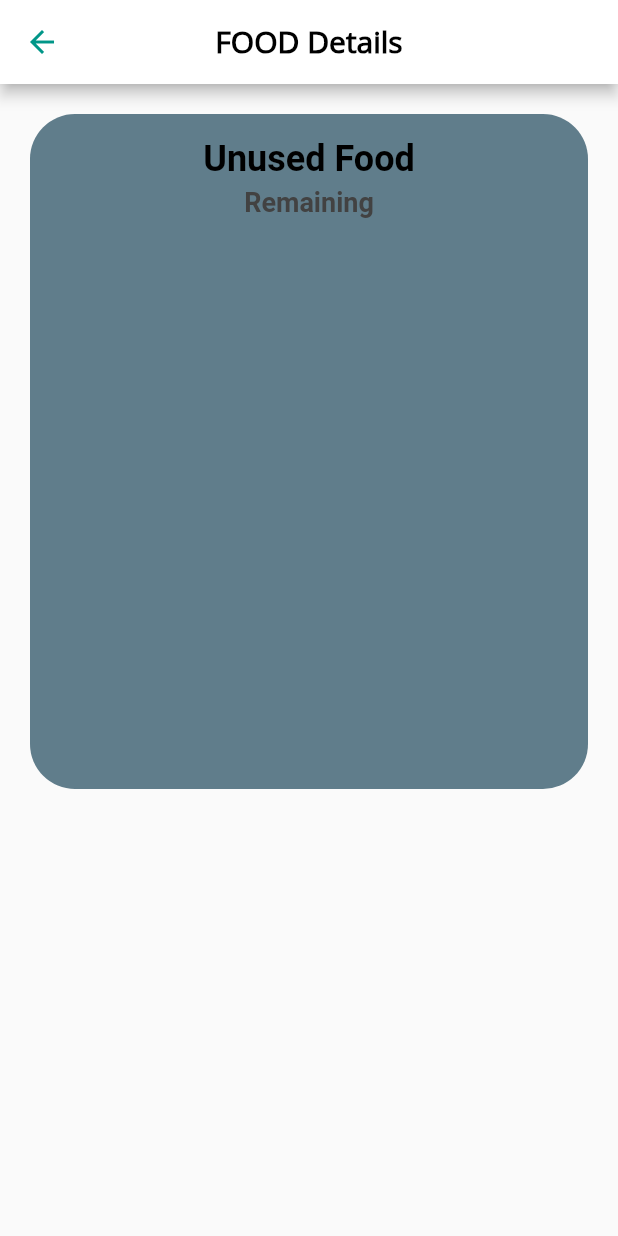
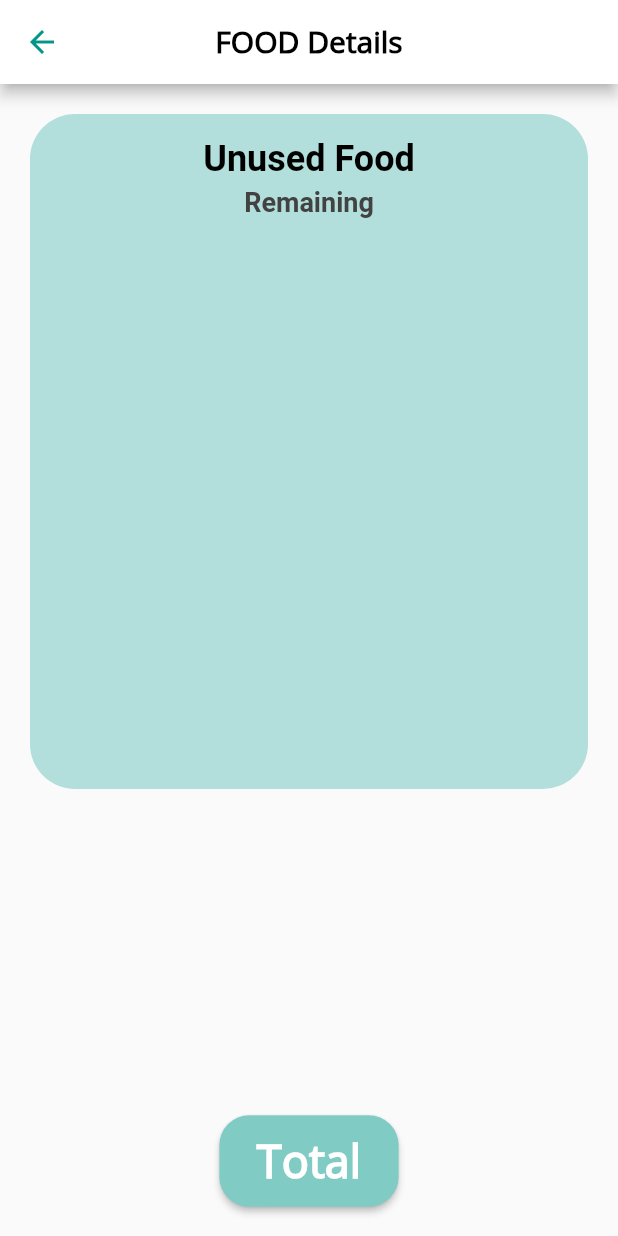
Before and after one commit to pravinbabubaskar/Feed_The_Need, a Flutter app: the graph screen opened directly with empty values, on a phone screen of 412 x 824 dp. Run offline on Flutter 3.47's test engine with Material 2 defaults, Android fonts, the phone set to English and light mode, and no system bars; drawn by our look-alikes of fl_chart; our stand-ins replace cloud_firestore, dio, fancy_bottom_navigation, firebase_auth, firebase_core, firebase_storage and 6 more; missing offline and left inert: dart:ffi, flutter_google_places, flutter_splash_screen, geocoder, google_maps_webservice, tflite_flutter and 2 more; accounts and stored records are empty.

Commit message:
add button

```diff
--- a/lib/Hotel/Hotel_dashboard/graph.dart
+++ b/lib/Hotel/Hotel_dashboard/graph.dart
@@ -2,6 +2,7 @@ import 'package:fl_chart/fl_chart.dart';
 import 'package:flutter/animation.dart';
 import 'package:flutter/material.dart';
 import 'package:cloud_firestore/cloud_firestore.dart';
+import 'graph1.dart';
 //import 'package:charts_flutter/flutter.dart' as charts;
 
 class graph extends StatefulWidget{
@@ -80,12 +81,12 @@ class graphState extends State<graph>
         BarChartRodData(
 
           y: isTouched ? yvalue+10: yvalue,
-          colors: isTouched ? [Colors.yellow,Colors.lightGreenAccent,Colors.greenAccent[200],Colors.green[300]] : [Colors.yellow[300]],// : Colors.white,
+          colors: isTouched ? [Colors.yellow[200],Colors.yellow[400],Colors.orange[400],Colors.orange[800]] : [Colors.yellow[300]],// : Colors.white,
           width: 30,
           backDrawRodData: BackgroundBarChartRodData(
             show: true,
             //y: 40,
-            colors:[Colors.grey[300]] ,
+            colors:[Colors.grey] ,
           ),
         ),
       ],
@@ -104,7 +105,7 @@ class graphState extends State<graph>
         ),*/
         margin: 20,
         getTitles: (double value) {
-          return productName[value.toInt()];
+          return productName[value.toInt()].toString();
         },
       ),
      leftTitles: SideTitles(
@@ -127,7 +128,11 @@ class graphState extends State<graph>
         getTooltipItem: (grp, grpInd, rod, rodIndex) {
           return BarTooltipItem("Item : "+
               productName[grp.x.toInt()] + '\n' + "Quantity : "+quantity[grp.x.toInt()].toString(),//(t).toString(),//(rod.y).toString(),
-            TextStyle(color: Colors.black),
+            TextStyle(
+                color: Colors.black,
+                fontSize: 10,
+                fontWeight: FontWeight.bold
+            ),
           );
         },
       ),
@@ -150,7 +155,48 @@ class graphState extends State<graph>
 
   Widget build(BuildContext context) {
     return Scaffold(
+      bottomNavigationBar: Stack(
+        children: [
+          Container(
+            //decoration: BoxDecoration(
+            //borderRadius: BorderRadius.circular(30.0),
+            //color:Colors.blueGrey,
+            //),
 
+           // margin: EdgeInsets.all(5.0),
+            //padding: const EdgeInsets.all(5),
+            child:ElevatedButton(
+                style: ElevatedButton.styleFrom(
+                    padding: EdgeInsets.only(top: 10, bottom: 10,left: 25,right: 25),
+                    primary: Colors.teal.shade200, // background
+                    onPrimary: Colors.white,
+                    shape: new RoundedRectangleBorder(
+                      borderRadius: new BorderRadius.circular(20.0),
+
+                    ) // foreground
+                ),
+                child: Text(
+                  'Total',
+                  style: TextStyle(
+                      fontFamily: 'Sans',
+                      fontSize: 30,
+                      fontWeight: FontWeight.bold
+                  ),
+                ),
+                onPressed: () {
+                  Navigator.push(context,
+                      MaterialPageRoute(
+                        builder: (context) => graph1(widget._id),
+                      ));
+                }
+            ),
+            height: 100.0,
+            alignment:Alignment.center,
+            width:double.infinity,
+          ),
+
+        ],
+      ),
       appBar:AppBar(
           backgroundColor: Colors.white,
           title:Text('FOOD Details',style: TextStyle(
@@ -169,17 +215,18 @@ class graphState extends State<graph>
           ),
           centerTitle: true),
 
-      body:
-       Container(
+      body:Container(
+      child:Container(
       height: 450,
       decoration: BoxDecoration(
         borderRadius: BorderRadius.circular(30.0),
-        color:Colors.blueGrey,
+        color:Colors.teal[100],
       ),
       margin: EdgeInsets.all(20.0),
       padding: const EdgeInsets.all(16),
       child:Center(
       child: Column(
+        mainAxisSize: MainAxisSize.min,
         //crossAxisAlignment: CrossAxisAlignment.stretch,
         mainAxisAlignment: MainAxisAlignment.start,
         children: <Widget>[
@@ -218,10 +265,14 @@ class graphState extends State<graph>
 
             ),
           ),
+
         ],
       ),
       ),
-       ),
+      ),
+
+
+    ),
     );
     //throw UnimplementedError();
   }
```
